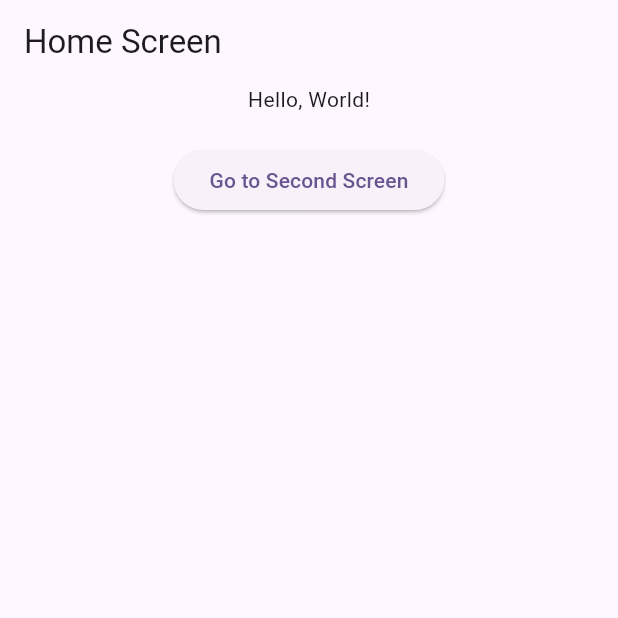
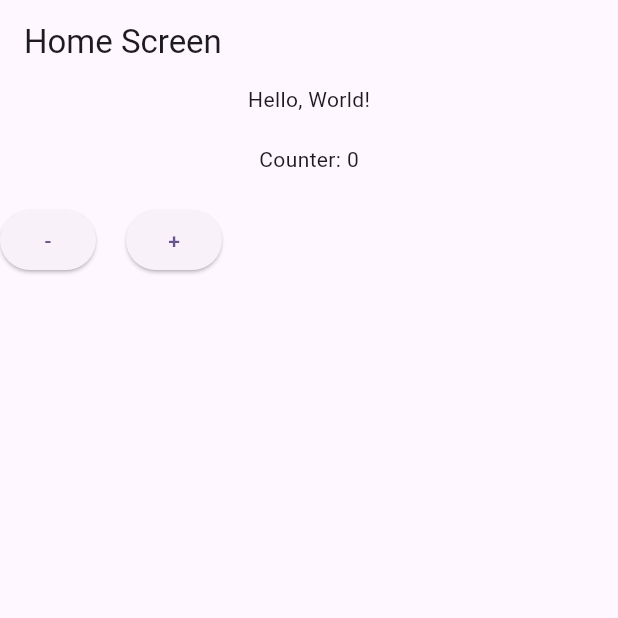
Before and after one commit to mahdi-islam-pranto/LearnRiverpod, a Flutter app: the screen it shows after launch, on a phone screen of 412 x 824 dp, the top half of it. Run offline on Flutter 3.47's test engine with Material 3 defaults, Android fonts, the phone set to English and light mode, and no system bars; our stand-ins replace flutter_riverpod.

Commit message:
counter (=/-) with state provider

```diff
--- a/lib/homeScreen.dart
+++ b/lib/homeScreen.dart
@@ -6,13 +6,20 @@ final helloProvider = Provider<String>((ref) {
   return "Hello, World!";
 });
 
+// state provider
+final counterProvider = StateProvider<int>((ref) {
+  return 0;
+});
+
 class HomeScreen extends ConsumerWidget {
   const HomeScreen({super.key});
 
   @override
   Widget build(BuildContext context, WidgetRef ref) {
+    print("build");
     // get the value from the provider
     final hello = ref.watch(helloProvider);
+    // final count = ref.watch(counterProvider);
     return Scaffold(
       appBar: AppBar(
         title: const Text('Home Screen'),
@@ -22,11 +29,34 @@ class HomeScreen extends ConsumerWidget {
           children: [
             Text(hello),
             const SizedBox(height: 20),
-            ElevatedButton(
-              onPressed: () {
-                Navigator.pushNamed(context, '/second');
-              },
-              child: const Text('Go to Second Screen'),
+            // cunsumer widget to read the value from the provider
+            Consumer(builder: (context, ref, child) {
+              // get the value from the provider
+              // watch -> to get the value from the provider
+              // read -> to read the value from the provider and update the value
+              final count = ref.watch(counterProvider);
+              print("Text widget build");
+              return Text('Counter: ' + count.toString());
+            }),
+            const SizedBox(height: 20),
+            Row(
+              children: [
+                ElevatedButton(
+                  onPressed: () {
+                    // read the value from the provider and update the value
+                    ref.read(counterProvider.notifier).state--;
+                  },
+                  child: const Text('-'),
+                ),
+                const SizedBox(width: 20),
+                ElevatedButton(
+                  onPressed: () {
+                    // read the value from the provider and update the value
+                    ref.read(counterProvider.notifier).state++;
+                  },
+                  child: const Text('+'),
+                ),
+              ],
             ),
           ],
         ),
```
